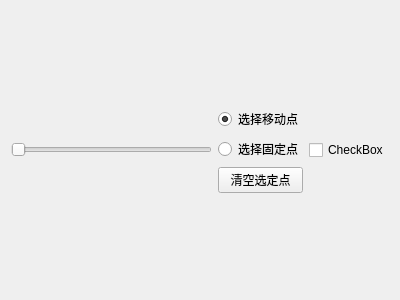
Above: window.ui from chenjx1005/meshpuppetry before the change. Below: the same form after it.
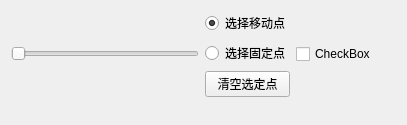
That is the form after the change.

```diff
--- a/window.ui
+++ b/window.ui
@@ -6,13 +6,17 @@
    <rect>
     <x>0</x>
     <y>0</y>
-    <width>400</width>
-    <height>300</height>
+    <width>407</width>
+    <height>114</height>
    </rect>
   </property>
   <property name="windowTitle">
    <string>Armadillo</string>
   </property>
+  <layout class="QHBoxLayout" name="horizontalLayout_3">
+   <item>
+    <layout class="QHBoxLayout" name="horizontalLayout_2">
+     <item>
   <layout class="QVBoxLayout" name="verticalLayout">
    <item>
     <layout class="QHBoxLayout" name="horizontalLayout">
@@ -69,6 +73,36 @@
         <string>CheckBox</string>
        </property>
       </widget>
+         </item>
+        </layout>
+       </item>
+       <item>
+        <spacer name="horizontalSpacer">
+         <property name="orientation">
+          <enum>Qt::Horizontal</enum>
+         </property>
+         <property name="sizeHint" stdset="0">
+          <size>
+           <width>248</width>
+           <height>17</height>
+          </size>
+         </property>
+        </spacer>
+       </item>
+      </layout>
+     </item>
+     <item>
+      <spacer name="verticalSpacer">
+       <property name="orientation">
+        <enum>Qt::Vertical</enum>
+       </property>
+       <property name="sizeHint" stdset="0">
+        <size>
+         <width>20</width>
+         <height>40</height>
+        </size>
+       </property>
+      </spacer>
      </item>
     </layout>
    </item>
```
Lines whose indentation alone changed are shown as unchanged.
